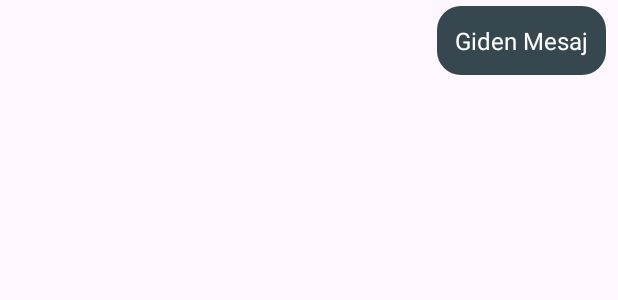
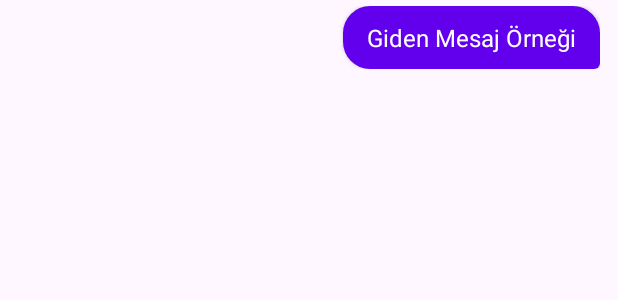
Before and after one commit to conny0506/SMSFirewall, an Android app: the layout item_chat_sent.xml on its own in the app's theme, with its tools: preview values and no code run, on a phone screen of 412 x 824 dp. Shown: the top 300 px of the screen. Run offline under Robolectric (Android 15) with nearby library versions, the phone set to English and light mode, and no system bars.

Commit message:
frontend düzeltmeleri yapıldı

```diff
--- /dev/null
+++ b/app/src/main/res/drawable/bg_bubble_sent.xml
@@ -0,0 +1,9 @@
+<?xml version="1.0" encoding="utf-8"?>
+<shape xmlns:android="http://schemas.android.com/apk/res/android">
+    <solid android:color="@color/bubble_sent"/>
+    <corners
+        android:topLeftRadius="18dp"
+        android:topRightRadius="18dp"
+        android:bottomLeftRadius="18dp"
+        android:bottomRightRadius="4dp"/>
+</shape>
--- /dev/null
+++ b/app/src/main/res/drawable/bg_input_field.xml
@@ -0,0 +1,5 @@
+<?xml version="1.0" encoding="utf-8"?>
+<shape xmlns:android="http://schemas.android.com/apk/res/android">
+    <solid android:color="@color/input_background"/>
+    <corners android:radius="24dp"/> <stroke android:width="1dp" android:color="#E0E0E0"/>
+</shape>
--- a/app/src/main/res/layout/item_chat_sent.xml
+++ b/app/src/main/res/layout/item_chat_sent.xml
@@ -3,28 +3,28 @@
     xmlns:app="http://schemas.android.com/apk/res-auto"
     android:layout_width="match_parent"
     android:layout_height="wrap_content"
+    android:paddingHorizontal="12dp"
+    android:paddingVertical="4dp"
     android:clickable="true"
-    android:focusable="true"
-    android:background="?attr/selectableItemBackground"
-    android:paddingHorizontal="8dp"
-    android:paddingVertical="4dp">
+    android:focusable="true">
 
     <TextView
         android:id="@+id/txtMessage"
         android:layout_width="wrap_content"
         android:layout_height="wrap_content"
-        android:background="@drawable/bg_circle"
-        android:backgroundTint="#37474F"
-        android:padding="12dp"
-        android:text="Giden Mesaj"
-        android:textColor="#FFFFFF"
+        android:background="@drawable/bg_bubble_sent"
+        android:paddingStart="16dp"
+        android:paddingTop="10dp"
+        android:paddingEnd="16dp"
+        android:paddingBottom="10dp"
+        android:text="Giden Mesaj Örneği"
+        android:textColor="@color/text_on_primary"
         android:textSize="16sp"
         android:maxWidth="280dp"
-
+        android:elevation="2dp"
         android:clickable="false"
         android:focusable="false"
         android:textIsSelectable="false"
-
         app:layout_constraintBottom_toBottomOf="parent"
         app:layout_constraintEnd_toEndOf="parent"
         app:layout_constraintTop_toTopOf="parent" />
```
Also changed, not shown: app/src/main/java/com/example/smsfirewall/ConversationDetailActivity.kt (+2 -62 lines), app/src/main/res/drawable/bg_bubble_received.xml (added, +9 -0 lines), app/src/main/res/layout/activity_conversation_detail.xml (+37 -58 lines), app/src/main/res/layout/item_chat_received.xml (+11 -11 lines), app/src/main/res/values/colors.xml (+15 -8 lines).
